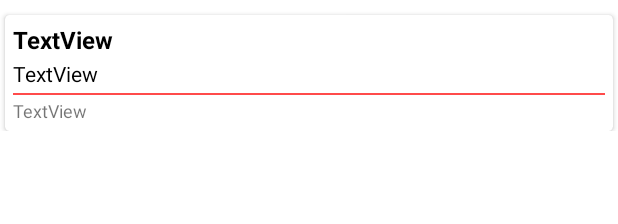
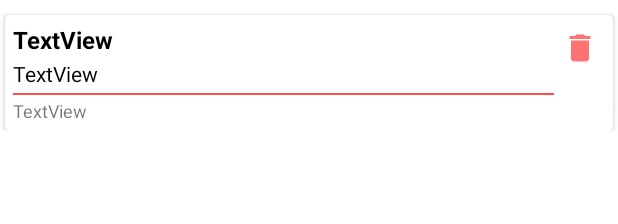
Before and after one commit to Bakulin-Nikolas/ShoppingList, an Android app: the layout note_list_item.xml on its own in the app's theme, with its tools: preview values and no code run, on a phone screen of 412 x 824 dp. Shown: the top 224 px of the screen. Run offline under Robolectric (Android 15) with nearby library versions, the phone set to English and light mode, and no system bars.

Commit message:
deleting note from the database

```diff
--- a/app/src/main/java/com/nikolas/shoppinglist/db/Dao.kt
+++ b/app/src/main/java/com/nikolas/shoppinglist/db/Dao.kt
@@ -1,6 +1,7 @@
 package com.nikolas.shoppinglist.db
 
 import androidx.room.Dao
+import androidx.room.Delete
 import androidx.room.Insert
 import androidx.room.Query
 import com.nikolas.shoppinglist.entities.NoteItem
@@ -14,4 +15,7 @@ interface Dao {
 
     @Insert
     suspend fun insertNote(note: NoteItem)
+
+    @Query ("DELETE FROM note_list WHERE id IS :id")
+    suspend fun deleteNote(id: Int)
 }
--- a/app/src/main/java/com/nikolas/shoppinglist/db/MainViewModel.kt
+++ b/app/src/main/java/com/nikolas/shoppinglist/db/MainViewModel.kt
@@ -13,6 +13,10 @@ class MainViewModel(database: MainDataBase) : ViewModel() {
         dao.insertNote(note)
     }
 
+    fun deleteNote(id: Int) = viewModelScope.launch {
+        dao.deleteNote(id)
+    }
+
     class MainViewModelFactory(val database: MainDataBase) : ViewModelProvider.Factory {
         override fun <T : ViewModel> create(modelClass: Class<T>): T {
             if(modelClass.isAssignableFrom(MainViewModel::class.java)) {
--- /dev/null
+++ b/app/src/main/res/drawable/ic_delete.xml
@@ -0,0 +1,5 @@
+<vector android:height="24dp" android:tint="#FF7272"
+    android:viewportHeight="24" android:viewportWidth="24"
+    android:width="24dp" xmlns:android="http://schemas.android.com/apk/res/android">
+    <path android:fillColor="@android:color/white" android:pathData="M6,19c0,1.1 0.9,2 2,2h8c1.1,0 2,-0.9 2,-2V7H6v12zM19,4h-3.5l-1,-1h-5l-1,1H5v2h14V4z"/>
+</vector>
--- a/app/src/main/res/layout/note_list_item.xml
+++ b/app/src/main/res/layout/note_list_item.xml
@@ -21,13 +21,25 @@
             android:layout_width="match_parent"
             android:layout_height="match_parent">
 
+            <ImageButton
+                android:id="@+id/imDelete"
+                android:layout_width="wrap_content"
+                android:layout_height="wrap_content"
+                android:layout_marginTop="10dp"
+                android:layout_marginEnd="10dp"
+                android:background="@null"
+                app:layout_constraintEnd_toEndOf="parent"
+                app:layout_constraintTop_toTopOf="parent"
+                app:srcCompat="@drawable/ic_delete" />
+
             <LinearLayout
-                android:layout_width="match_parent"
+                android:id="@+id/linearLayout"
+                android:layout_width="0dp"
                 android:layout_height="match_parent"
                 android:orientation="vertical"
                 android:padding="5dp"
                 app:layout_constraintBottom_toBottomOf="parent"
-                app:layout_constraintEnd_toEndOf="parent"
+                app:layout_constraintEnd_toStartOf="@+id/imDelete"
                 app:layout_constraintStart_toStartOf="parent"
                 app:layout_constraintTop_toTopOf="parent">
 
```
Also changed, not shown: app/src/main/java/com/nikolas/shoppinglist/db/NoteAdapter.kt (+13 -3 lines), app/src/main/java/com/nikolas/shoppinglist/fragments/NoteFragment.kt (+6 -2 lines).
